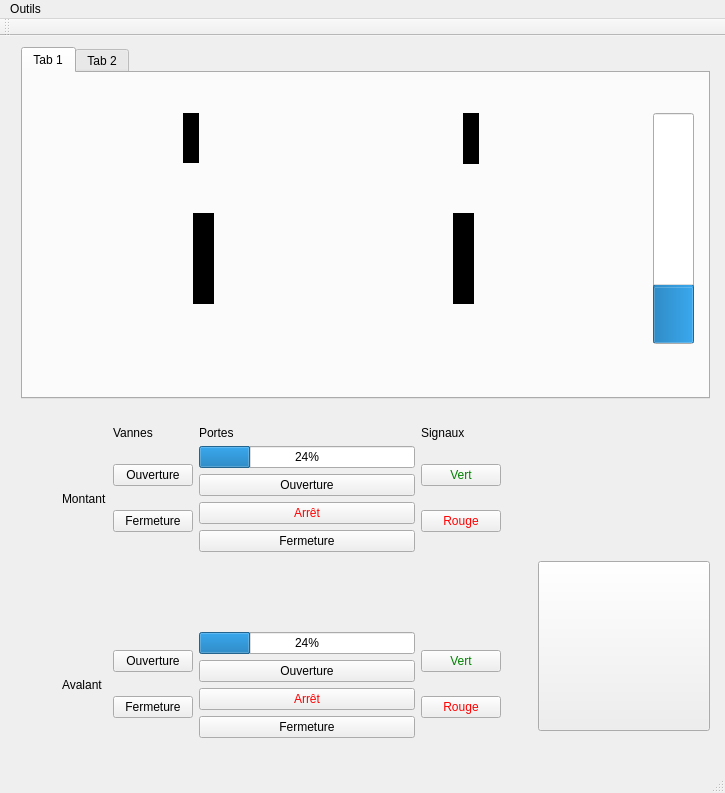
Above: mainwindow.ui from VConstans/IHMEcluse before the change. Below: the same form after it.
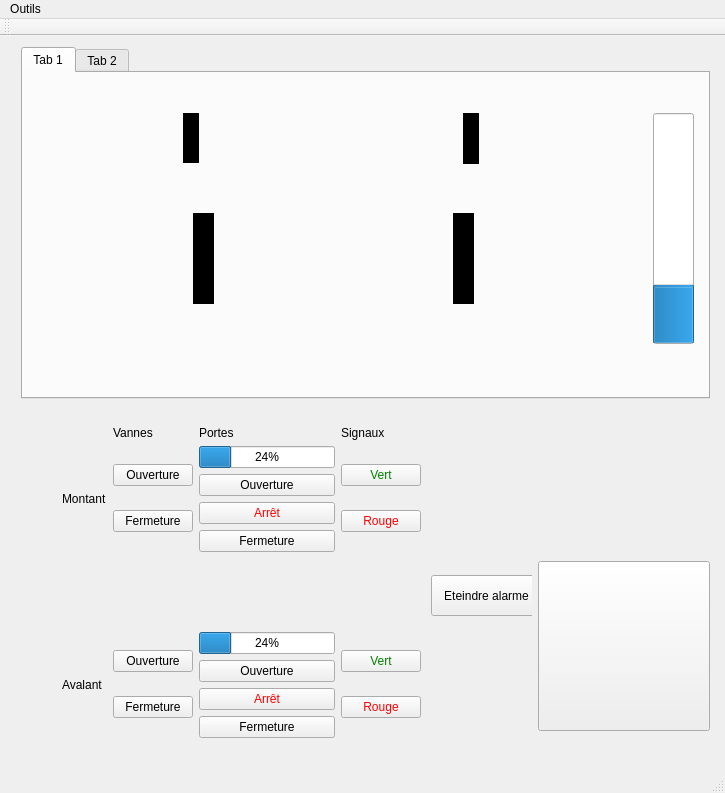
That is the form after the change. Icons and pictures are not drawn.

The edit to the form file:
```diff
--- a/mainwindow.ui
+++ b/mainwindow.ui
@@ -533,20 +533,9 @@
           <widget class="QWidget" name="layoutWidget">
            <property name="geometry">
             <rect>
-             <x>70</x>
-             <y>0</y>
-             <width>578</width>
-             <height>336</height>
-            </rect>
-           </property>
-           <layout class="QHBoxLayout" name="horizontalLayout_5"/>
-          </widget>
-          <widget class="QWidget" name="">
-           <property name="geometry">
-            <rect>
              <x>30</x>
              <y>10</y>
-             <width>461</width>
+             <width>381</width>
              <height>334</height>
             </rect>
            </property>
@@ -780,10 +769,22 @@
             </item>
            </layout>
           </widget>
-          <zorder>layoutWidget</zorder>
-          <zorder></zorder>
-          <zorder>buttonStopMan</zorder>
-          <zorder></zorder>
+          <widget class="QPushButton" name="buttonDasacAlarme">
+           <property name="geometry">
+            <rect>
+             <x>410</x>
+             <y>170</y>
+             <width>111</width>
+             <height>41</height>
+            </rect>
+           </property>
+           <property name="autoFillBackground">
+            <bool>false</bool>
+           </property>
+           <property name="text">
+            <string>Eteindre alarme</string>
+           </property>
+          </widget>
          </widget>
         </widget>
        </item>
```
Left out of the diff: 174 changed lines with no effect on the pictures.
